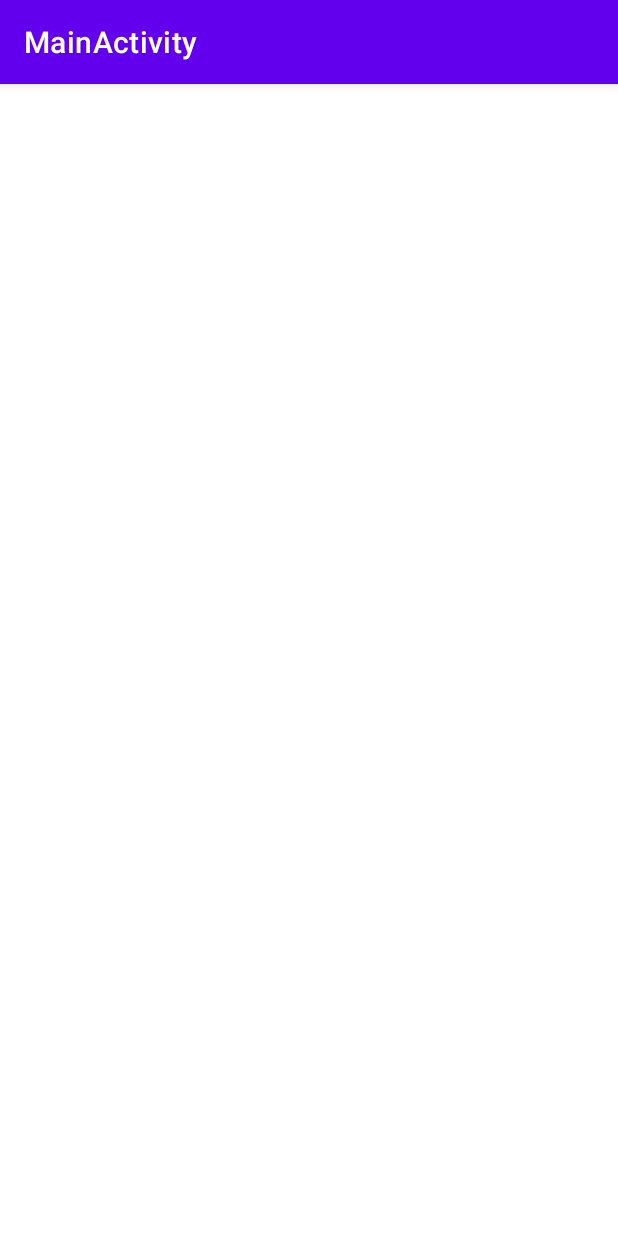
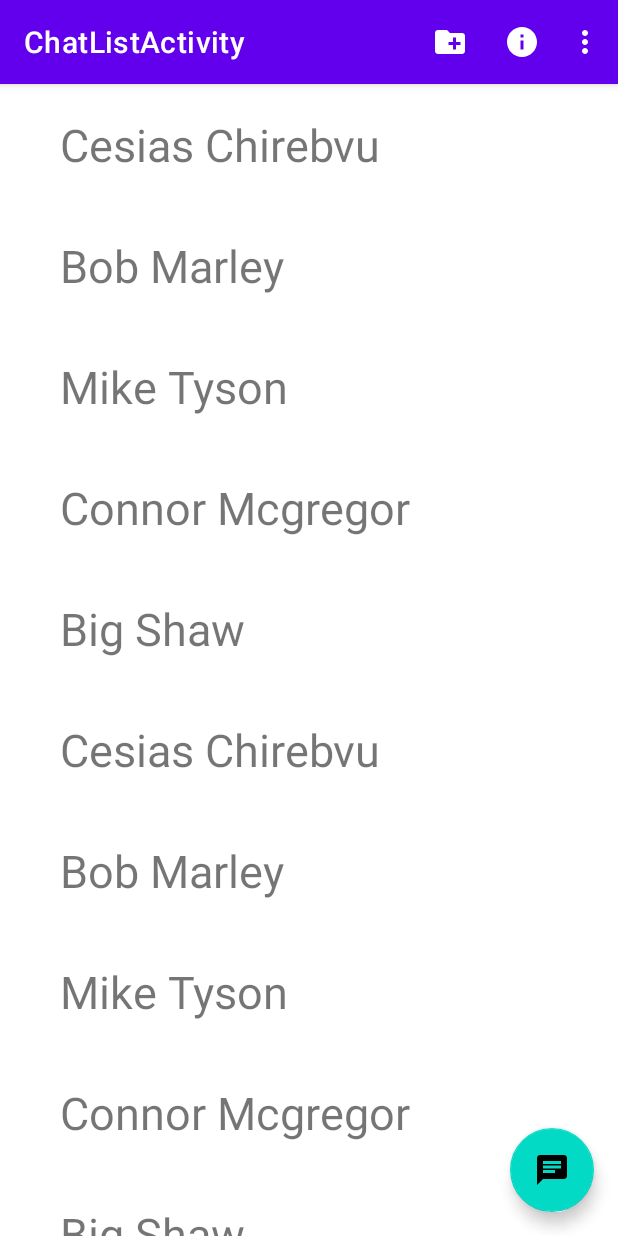
Before and after one commit to Cesias/Android-Chat-App, an Android app: the screen it shows after launch (MainActivity before the commit, ChatListActivity after it), after a tap on "LOGIN", on a phone screen of 412 x 824 dp. Run offline under Robolectric (Android 15) with nearby library versions, the phone set to English and light mode, and no system bars.

Commit message:
Added recycler view and Items list

```diff
--- a/app/build.gradle
+++ b/app/build.gradle
@@ -34,6 +34,8 @@ dependencies {
     implementation 'com.google.android.material:material:1.3.0'
     implementation 'androidx.constraintlayout:constraintlayout:2.0.4'
     implementation 'androidx.wear:wear:1.1.0'
+    implementation 'androidx.navigation:navigation-fragment:2.2.2'
+    implementation 'androidx.navigation:navigation-ui:2.2.2'
     testImplementation 'junit:junit:4.+'
     androidTestImplementation 'androidx.test.ext:junit:1.1.2'
     androidTestImplementation 'androidx.test.espresso:espresso-core:3.3.0'
--- /dev/null
+++ b/app/src/main/java/com/example/cassavachat/Chat.java
@@ -0,0 +1,25 @@
+package com.example.cassavachat;
+
+import java.util.ArrayList;
+
+public class Chat {
+    private String mName;
+    private String mPhone;
+
+
+    public Chat(String name, String phoneNumber) {
+        mName = name;
+        mPhone = phoneNumber;
+
+    }
+
+    public String getName() {
+        return mName;
+    }
+
+    public String getPhone(){
+        return mPhone;
+    }
+
+
+}
--- /dev/null
+++ b/app/src/main/java/com/example/cassavachat/ChatListActivity.java
@@ -0,0 +1,105 @@
+package com.example.cassavachat;
+
+import android.os.Bundle;
+
+import com.google.android.material.floatingactionbutton.FloatingActionButton;
+import com.google.android.material.snackbar.Snackbar;
+
+import androidx.appcompat.app.AppCompatActivity;
+import androidx.appcompat.widget.Toolbar;
+import androidx.recyclerview.widget.LinearLayoutManager;
+import androidx.recyclerview.widget.RecyclerView;
+
+import android.view.Menu;
+import android.view.MenuItem;
+import android.view.View;
+import android.widget.Toast;
+
+import java.util.Arrays;
+import java.util.List;
+
+public class ChatListActivity extends AppCompatActivity {
+
+    @Override
+    protected void onCreate(Bundle savedInstanceState) {
+        super.onCreate(savedInstanceState);
+        setContentView(R.layout.activity_chat_list);
+        Toolbar toolbar = findViewById(R.id.toolbar);
+        setSupportActionBar(toolbar);
+        setupChatList();
+
+        FloatingActionButton fab = findViewById(R.id.fab);
+        fab.setOnClickListener(new View.OnClickListener() {
+            @Override
+            public void onClick(View view) {
+                Snackbar.make(view, "Replace with your own action", Snackbar.LENGTH_LONG)
+                        .setAction("Action", null).show();
+            }
+        });
+    }
+
+    private void setupChatList(){
+        RecyclerView recyclerView = findViewById(R.id.recyclerView);
+        ChatListAdapter adapter = new ChatListAdapter(getChatList());
+        recyclerView.setAdapter(adapter);
+        recyclerView.setLayoutManager(new LinearLayoutManager(this));
+
+    }
+    private List<Chat> getChatList(){
+        return Arrays.asList(new Chat("Cesias Chirebvu","0778075043"),
+                             new Chat("Bob Marley","0777222972"),
+                             new Chat("Mike Tyson","0777222972"),
+                             new Chat("Connor Mcgregor","0777222972"),
+                             new Chat("Big Shaw","0777222972"),
+                            new Chat("Cesias Chirebvu","0778075043"),
+                            new Chat("Bob Marley","0777222972"),
+                            new Chat("Mike Tyson","0777222972"),
+                            new Chat("Connor Mcgregor","0777222972"),
+                            new Chat("Big Shaw","0777222972")
+                );
+    }
+    public boolean onCreateOptionsMenu(Menu menu)
+    {
+        getMenuInflater().inflate(R.menu.menu_main, menu);
+        return true;
+    }
+
+    public boolean onOptionsItemSelected(MenuItem item)
+    {
+        switch (item.getItemId()) {
+            case R.id.new_folder:
+                Toast
+                        .makeText(
+                                getApplicationContext(),
+                                "You pressed new folder icon",
+                                Toast.LENGTH_SHORT)
+                        .show();
+                return true;
+
+            case R.id.help:
+                Toast
+                        .makeText(
+                                getApplicationContext(),
+                                "You pressed help icon",
+                                Toast.LENGTH_SHORT)
+                        .show();
+                //startActivity(i2);
+                return (true);
+
+
+            case R.id.info:
+                Toast
+                        .makeText(
+                                getApplicationContext(),
+                                "You pressed info option",
+                                Toast.LENGTH_SHORT)
+                        .show();
+                return (true);
+
+            case R.id.exit:
+                finish();
+                return (true);
+        }
+        return (super.onOptionsItemSelected(item));
+    }
+}
--- /dev/null
+++ b/app/src/main/java/com/example/cassavachat/ChatListAdapter.java
@@ -0,0 +1,73 @@
+package com.example.cassavachat;
+
+import android.view.LayoutInflater;
+import android.view.View;
+import android.view.ViewGroup;
+import android.widget.TextView;
+
+import androidx.annotation.NonNull;
+import androidx.recyclerview.widget.RecyclerView;
+
+import com.google.android.material.snackbar.Snackbar;
+
+import java.util.List;
+
+public class ChatListAdapter extends RecyclerView.Adapter<ChatListAdapter.ViewHolder> {
+
+    private List<Chat> chatList;
+
+    public ChatListAdapter(List<Chat> chatList) {
+        this.chatList = chatList;
+    }
+
+
+    // Create new views (invoked by the layout manager)
+    @NonNull
+    @Override
+    public ViewHolder onCreateViewHolder(@NonNull ViewGroup parent, int viewType) {
+        LayoutInflater inflater = LayoutInflater.from(parent.getContext());
+        View itemView = inflater.inflate(R.layout.chat_item,parent,false);
+
+        return new ViewHolder(itemView);
+    }
+
+    // Replace the contents of a view (invoked by the layout manager)
+    @Override
+    public void onBindViewHolder(@NonNull ViewHolder holder, final int position) {
+
+     Chat chat = chatList.get(position);
+     holder.textView.setText(chat.getName());
+    }
+
+    // Return the size of your dataset (invoked by the layout manager)
+    @Override
+    public int getItemCount() {
+        return chatList.size();
+    }
+
+
+    public static class ViewHolder extends RecyclerView.ViewHolder {
+        private final TextView textView;
+
+        public ViewHolder(View view) {
+            super(view);
+            // Define click listener for the ViewHolder's View
+
+            textView = (TextView) view.findViewById(R.id.chat_text);
+
+            textView.setOnClickListener(new View.OnClickListener() {
+                @Override
+                public void onClick(View view) {
+                    Snackbar.make(view, textView.getText(), Snackbar.LENGTH_LONG)
+                            .setAction("Action", null).show();
+                }
+            });
+
+        }
+
+        public TextView getTextView() {
+            return textView;
+        }
+    }
+
+}
--- a/app/src/main/java/com/example/cassavachat/LoginActivity.java
+++ b/app/src/main/java/com/example/cassavachat/LoginActivity.java
@@ -26,7 +26,7 @@ public class LoginActivity extends AppCompatActivity {
         login_button.setOnClickListener(new View.OnClickListener() {
             @Override
             public void onClick(View v) {
-                Intent intent = new Intent(LoginActivity.this, MainActivity.class);
+                Intent intent = new Intent(LoginActivity.this, ChatListActivity.class);
                 startActivity(intent);
             }
         });
--- /dev/null
+++ b/app/src/main/res/drawable/ic_chat_24.xml
@@ -0,0 +1,10 @@
+<vector xmlns:android="http://schemas.android.com/apk/res/android"
+    android:width="24dp"
+    android:height="24dp"
+    android:viewportWidth="24"
+    android:viewportHeight="24"
+    android:tint="?attr/colorControlNormal">
+  <path
+      android:fillColor="@android:color/white"
+      android:pathData="M20,2L4,2c-1.1,0 -1.99,0.9 -1.99,2L2,22l4,-4h14c1.1,0 2,-0.9 2,-2L22,4c0,-1.1 -0.9,-2 -2,-2zM6,9h12v2L6,11L6,9zM14,14L6,14v-2h8v2zM18,8L6,8L6,6h12v2z"/>
+</vector>
--- /dev/null
+++ b/app/src/main/res/drawable/ic_exit_app_24.xml
@@ -0,0 +1,10 @@
+<vector xmlns:android="http://schemas.android.com/apk/res/android"
+    android:width="24dp"
+    android:height="24dp"
+    android:viewportWidth="24"
+    android:viewportHeight="24"
+    android:tint="?attr/colorControlNormal">
+  <path
+      android:fillColor="@android:color/white"
+      android:pathData="M10.09,15.59L11.5,17l5,-5 -5,-5 -1.41,1.41L12.67,11H3v2h9.67l-2.58,2.59zM19,3H5c-1.11,0 -2,0.9 -2,2v4h2V5h14v14H5v-4H3v4c0,1.1 0.89,2 2,2h14c1.1,0 2,-0.9 2,-2V5c0,-1.1 -0.9,-2 -2,-2z"/>
+</vector>
--- /dev/null
+++ b/app/src/main/res/drawable/ic_favorite_24.xml
@@ -0,0 +1,10 @@
+<vector xmlns:android="http://schemas.android.com/apk/res/android"
+    android:width="24dp"
+    android:height="24dp"
+    android:viewportWidth="24"
+    android:viewportHeight="24"
+    android:tint="?attr/colorControlNormal">
+  <path
+      android:fillColor="@android:color/white"
+      android:pathData="M12,21.35l-1.45,-1.32C5.4,15.36 2,12.28 2,8.5 2,5.42 4.42,3 7.5,3c1.74,0 3.41,0.81 4.5,2.09C13.09,3.81 14.76,3 16.5,3 19.58,3 22,5.42 22,8.5c0,3.78 -3.4,6.86 -8.55,11.54L12,21.35z"/>
+</vector>
--- /dev/null
+++ b/app/src/main/res/drawable/ic_info_24.xml
@@ -0,0 +1,10 @@
+<vector xmlns:android="http://schemas.android.com/apk/res/android"
+    android:width="24dp"
+    android:height="24dp"
+    android:viewportWidth="24"
+    android:viewportHeight="24"
+    android:tint="?attr/colorControlNormal">
+  <path
+      android:fillColor="@android:color/white"
+      android:pathData="M12,2C6.48,2 2,6.48 2,12s4.48,10 10,10 10,-4.48 10,-10S17.52,2 12,2zM13,17h-2v-6h2v6zM13,9h-2L11,7h2v2z"/>
+</vector>
--- /dev/null
+++ b/app/src/main/res/drawable/ic_new_folder_24.xml
@@ -0,0 +1,10 @@
+<vector xmlns:android="http://schemas.android.com/apk/res/android"
+    android:width="24dp"
+    android:height="24dp"
+    android:viewportWidth="24"
+    android:viewportHeight="24"
+    android:tint="?attr/colorControlNormal">
+  <path
+      android:fillColor="@android:color/white"
+      android:pathData="M20,6h-8l-2,-2L4,4c-1.11,0 -1.99,0.89 -1.99,2L2,18c0,1.11 0.89,2 2,2h16c1.11,0 2,-0.89 2,-2L22,8c0,-1.11 -0.89,-2 -2,-2zM19,14h-3v3h-2v-3h-3v-2h3L14,9h2v3h3v2z"/>
+</vector>
--- /dev/null
+++ b/app/src/main/res/layout/activity_chat_list.xml
@@ -0,0 +1,33 @@
+<?xml version="1.0" encoding="utf-8"?>
+<androidx.coordinatorlayout.widget.CoordinatorLayout xmlns:android="http://schemas.android.com/apk/res/android"
+    xmlns:app="http://schemas.android.com/apk/res-auto"
+    xmlns:tools="http://schemas.android.com/tools"
+    android:layout_width="match_parent"
+    android:layout_height="match_parent"
+    tools:context=".ChatListActivity">
+
+    <com.google.android.material.appbar.AppBarLayout
+        android:layout_width="match_parent"
+        android:layout_height="wrap_content"
+        android:theme="@style/Theme.CassavaChat.AppBarOverlay">
+
+        <androidx.appcompat.widget.Toolbar
+            android:id="@+id/toolbar"
+            android:layout_width="match_parent"
+            android:layout_height="?attr/actionBarSize"
+            android:background="?attr/colorPrimary"
+            app:popupTheme="@style/Theme.CassavaChat.PopupOverlay" />
+
+    </com.google.android.material.appbar.AppBarLayout>
+
+    <include layout="@layout/content_chat_list" />
+
+    <com.google.android.material.floatingactionbutton.FloatingActionButton
+        android:id="@+id/fab"
+        android:layout_width="wrap_content"
+        android:layout_height="wrap_content"
+        android:layout_gravity="bottom|end"
+        android:layout_margin="@dimen/fab_margin"
+        app:srcCompat="@drawable/ic_chat_24" />
+
+</androidx.coordinatorlayout.widget.CoordinatorLayout>
--- a/app/src/main/res/layout/activity_main.xml
+++ b/app/src/main/res/layout/activity_main.xml
@@ -1,16 +1,9 @@
 <?xml version="1.0" encoding="utf-8"?>
-<androidx.constraintlayout.widget.ConstraintLayout xmlns:android="http://schemas.android.com/apk/res/android"
-    xmlns:app="http://schemas.android.com/apk/res-auto"
-    xmlns:tools="http://schemas.android.com/tools"
-    android:id="@+id/relativeLayout"
+<RelativeLayout
+    xmlns:android="http://schemas.android.com/apk/res/android"
     android:layout_width="match_parent"
-    android:layout_height="match_parent"
-    tools:context=".MainActivity">
+    android:layout_height="match_parent">
 
 
-    <ListView
-        android:layout_width="match_parent"
-        android:layout_height="match_parent"
-        tools:layout_editor_absoluteX="164dp"
-        tools:layout_editor_absoluteY="137dp" />
-</androidx.constraintlayout.widget.ConstraintLayout>
+
+</RelativeLayout>
--- /dev/null
+++ b/app/src/main/res/layout/chat_item.xml
@@ -0,0 +1,22 @@
+<?xml version="1.0" encoding="utf-8"?>
+<androidx.constraintlayout.widget.ConstraintLayout xmlns:android="http://schemas.android.com/apk/res/android"
+    xmlns:app="http://schemas.android.com/apk/res-auto"
+    xmlns:tools="http://schemas.android.com/tools"
+    android:layout_width="match_parent"
+    android:layout_height="wrap_content"
+    android:padding="20dp">
+
+    <TextView
+        android:id="@+id/chat_text"
+        android:layout_width="wrap_content"
+        android:layout_height="wrap_content"
+        android:paddingHorizontal="20dp"
+        android:text="Chat Name"
+        android:textSize="30sp"
+        app:layout_constraintBottom_toBottomOf="parent"
+        app:layout_constraintEnd_toEndOf="parent"
+        app:layout_constraintHorizontal_bias="0.0"
+        app:layout_constraintStart_toStartOf="parent"
+        app:layout_constraintTop_toTopOf="parent"
+        app:layout_constraintVertical_bias="0.487" />
+</androidx.constraintlayout.widget.ConstraintLayout>
--- /dev/null
+++ b/app/src/main/res/layout/content_chat_list.xml
@@ -0,0 +1,18 @@
+<?xml version="1.0" encoding="utf-8"?>
+<androidx.constraintlayout.widget.ConstraintLayout xmlns:android="http://schemas.android.com/apk/res/android"
+    xmlns:app="http://schemas.android.com/apk/res-auto"
+    xmlns:tools="http://schemas.android.com/tools"
+    android:layout_width="match_parent"
+    android:layout_height="match_parent"
+    app:layout_behavior="@string/appbar_scrolling_view_behavior">
+
+
+    <androidx.recyclerview.widget.RecyclerView
+        android:id="@+id/recyclerView"
+        android:layout_width="match_parent"
+        android:layout_height="match_parent"
+        app:layout_constraintBottom_toBottomOf="parent"
+        app:layout_constraintEnd_toEndOf="parent"
+        app:layout_constraintStart_toStartOf="parent"
+        app:layout_constraintTop_toTopOf="parent" />
+</androidx.constraintlayout.widget.ConstraintLayout>
--- /dev/null
+++ b/app/src/main/res/menu/menu_main.xml
@@ -0,0 +1,21 @@
+<?xml version="1.0" encoding="utf-8"?>
+<menu    xmlns:android="http://schemas.android.com/apk/res/android"
+    xmlns:app="http://schemas.android.com/apk/res-auto"
+    xmlns:tools="http://schemas.android.com/tools"
+    tools:context=".MainActivity">
+    <item android:id="@+id/new_folder"
+        android:icon="@drawable/ic_new_folder_24"
+        android:title="@string/new_folder"
+        app:showAsAction="always"/>
+    <item android:id="@+id/help"
+        android:icon="@drawable/ic_favorite_24"
+        android:title="@string/help" />
+    <item android:id="@+id/info"
+        android:icon="@drawable/ic_info_24"
+        android:title="@string/info"
+        app:showAsAction="always"/>
+    <item android:id="@+id/exit"
+        android:icon="@drawable/ic_exit_app_24"
+        android:title="@string/exit"
+        app:showAsAction="never"/>
+</menu>
--- a/app/src/main/res/values/dimens.xml
+++ b/app/src/main/res/values/dimens.xml
@@ -12,4 +12,5 @@
     inner_frame_layout_padding (below variable) on round screens.
     -->
     <dimen name="inner_frame_layout_padding">5dp</dimen>
+    <dimen name="fab_margin">16dp</dimen>
 </resources>
--- a/app/src/main/res/values/strings.xml
+++ b/app/src/main/res/values/strings.xml
@@ -7,4 +7,18 @@
     -->
     <string name="hello_world">Hello Square World!</string>
     <string name="title_activity_main">MainActivity</string>
+    <string name="title_activity_chat_list">ChatListActivity</string>
+    <!-- Strings used for fragments for navigation -->
+    <string name="first_fragment_label">First Fragment</string>
+    <string name="second_fragment_label">Second Fragment</string>
+    <string name="next">Next</string>
+    <string name="previous">Previous</string>
+    <string name="help">help</string>
+    <string name="exit">exit</string>
+    <string name="info">Info</string>
+    <string name="element_txt"></string>
+
+    <string name="new_folder">new folder</string>
+    <string name="hello_first_fragment">Hello first fragment</string>
+    <string name="hello_second_fragment">Hello second fragment. Arg: %1$s</string>
 </resources>
--- a/app/src/main/res/values/themes.xml
+++ b/app/src/main/res/values/themes.xml
@@ -13,4 +13,13 @@
         <item name="android:statusBarColor" tools:targetApi="l">?attr/colorPrimaryVariant</item>
         <!-- Customize your theme here. -->
     </style>
+
+    <style name="Theme.CassavaChat.NoActionBar">
+        <item name="windowActionBar">false</item>
+        <item name="windowNoTitle">true</item>
+    </style>
+
+    <style name="Theme.CassavaChat.AppBarOverlay" parent="ThemeOverlay.AppCompat.Dark.ActionBar" />
+
+    <style name="Theme.CassavaChat.PopupOverlay" parent="ThemeOverlay.AppCompat.Light" />
 </resources>
```
Also changed, not shown: app/src/main/AndroidManifest.xml (+4 -4 lines), app/src/main/java/com/example/cassavachat/MainActivity.java (+69 -0 lines).
